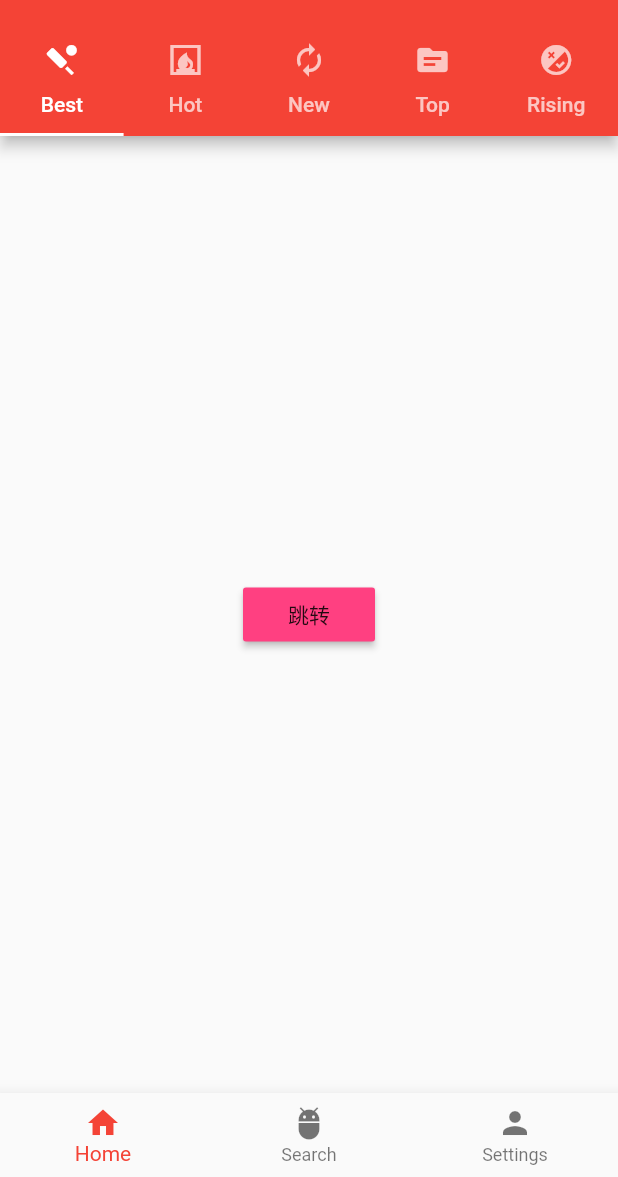
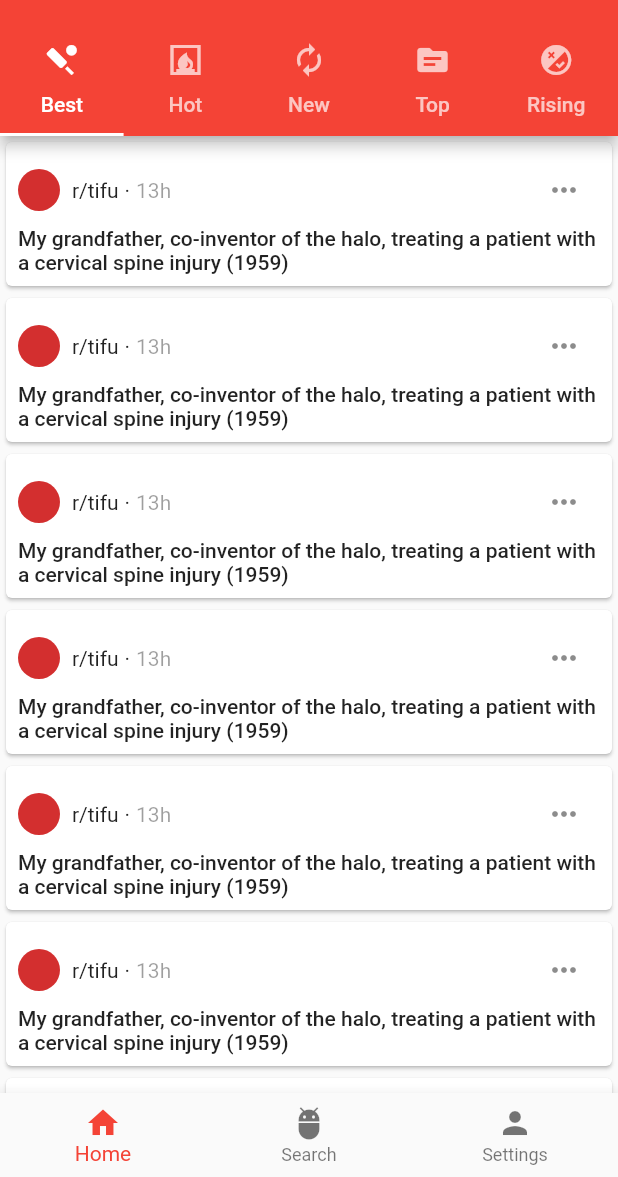
Before and after one commit to flamyoad/pyon, a Flutter app: the screen it shows after launch, on a phone screen of 412 x 824 dp, the part 59-1236 px from its top. Run offline on Flutter 3.47's test engine with Material 2 defaults, Android fonts, the phone set to English and light mode, and no system bars; our stand-ins replace dio; network calls fail; statements that could not run were skipped.

Commit message:
added Application Only OAuth for reddit

```diff
--- /dev/null
+++ b/lib/api/authorize_api.dart
@@ -0,0 +1,31 @@
+import 'dart:convert';
+import 'dart:developer';
+
+import 'package:dio/dio.dart';
+import 'package:pyon/api/credentials.dart';
+
+class AuthorizeApi {
+  static Future<String> requestAccessToken() async {
+    var dio = Dio();
+    var requestBody = FormData.fromMap({
+      'grant_type': 'https://oauth.reddit.com/grants/installed_client',
+      'device_id': 'DO_NOT_TRACK_THIS_DEVICE'
+    });
+    dio.options.contentType = Headers.formUrlEncodedContentType;
+
+    // Empty string is used as password here. "username:password" needs to be encoded in base64. Otherwise 401 will be thrown
+    var response = await dio.post('https://www.reddit.com/api/v1/access_token',
+        data: requestBody,
+        options:
+            Options(contentType: Headers.formUrlEncodedContentType, headers: {
+          'Authorization': "Basic ${base64Encode(utf8.encode(Cridentials.clientKey + ":"))}"
+        }));
+
+    if (response.statusCode == 200) {
+      var result = json.decode(response.data);
+      log(result);
+    }
+
+    return "";
+  }
+}
--- /dev/null
+++ b/lib/api/mock_api.dart
@@ -0,0 +1,19 @@
+import 'package:pyon/model/reddit_post.dart';
+
+class MockApi {
+  static List<RedditPost> getMockData() {
+    return List<RedditPost>.generate(30, (index) =>
+        RedditPost(
+            id: index,
+            headerIcon: "",
+            subredditName: "r/tifu",
+            subredditLink: "",
+            timePassed: "13h",
+            title: "My grandfather, co-inventor of the halo, treating a patient with a cervical spine injury (1959)",
+            voteCount: 15000,
+            commentCount: 600,
+            awards: List.empty()
+        )
+    );
+  }
+}
--- a/lib/main.dart
+++ b/lib/main.dart
@@ -1,4 +1,5 @@
 import 'package:flutter/material.dart';
+import 'package:pyon/api/authorize_api.dart';
 import 'package:pyon/screen/search/search_screen.dart';
 import 'package:pyon/screen/settings/settings_screen.dart';
 
@@ -12,7 +13,7 @@
   @override
   Widget build(BuildContext context) {
     return MaterialApp(
-      title: 'Flutter Demo',
+      title: 'Pyon',
       theme: ThemeData(
         primarySwatch: Colors.red,
       ),
@@ -55,6 +56,8 @@
       SearchScreen(title: widget.title),
       SettingsScreen(title: widget.title),
     ];
+
+    AuthorizeApi.requestAccessToken();
   }
 
   @override
--- /dev/null
+++ b/lib/model/reddit_post.dart
@@ -0,0 +1,40 @@
+class RedditPost {
+  // We can also define a constructor using curly braces { } to specify named parameters.
+  const RedditPost({
+    this.id,
+    this.headerIcon,
+    this.subredditName,
+    this.subredditLink,
+    this.timePassed,
+    this.title,
+    this.voteCount,
+    this.commentCount,
+    this.awards,
+  });
+
+  final int id;
+  final String headerIcon;
+  final String subredditName;
+  final String subredditLink;
+  final String timePassed;
+  final String title;
+  final int voteCount;
+  final int commentCount;
+  final List<String> awards;
+
+  /// Get the readable string of the vote count.
+  /// Example: 15200 will be converted to 15.2k
+  String getVoteCountStr() {
+    if (voteCount < 1000) return voteCount.toString();
+
+    String convertedVoteCount = (voteCount / 1000).toStringAsFixed(1);
+    return convertedVoteCount + "k";
+  }
+
+  String getCommentCountStr() {
+    if (commentCount < 1000) return commentCount.toString();
+
+    String convertedVoteCount = (commentCount / 1000).toStringAsFixed(1);
+    return convertedVoteCount + "k";
+  }
+}
--- a/lib/screen/feeds/best_feeds_tab.dart
+++ b/lib/screen/feeds/best_feeds_tab.dart
@@ -1,5 +1,8 @@
 import 'package:flutter/cupertino.dart';
 import 'package:flutter/material.dart';
+import 'package:pyon/api/mock_api.dart';
+import 'package:pyon/model/reddit_post.dart';
+import 'file:///F:/pyon/pyon/lib/widget/feeds/card_view_post.dart';
 
 class BestFeedsTab extends StatefulWidget {
   @override
@@ -8,26 +11,22 @@
   }
 }
 
-class _BestFeedsTabState extends State<BestFeedsTab> with AutomaticKeepAliveClientMixin {
+class _BestFeedsTabState extends State<BestFeedsTab>
+    with AutomaticKeepAliveClientMixin {
   @override
   bool get wantKeepAlive => true;
+
+  final List<RedditPost> posts = MockApi.getMockData();
 
   @override
   Widget build(BuildContext context) {
     super.build(context);
     return Scaffold(
-      body: Center(
-        child: Column(
-          mainAxisAlignment: MainAxisAlignment.center,
-          children: <Widget>[
-            MaterialButton(
-              child: Text("跳转"),
-              color: Colors.pinkAccent,
-              onPressed: () => {},
-            )
-          ],
-        ),
-      ),
-    );
+        body: ListView.builder(
+      itemCount: posts.length,
+      itemBuilder: (context, index) {
+        return CardViewPost(redditPost: posts.elementAt(index), onPress: () {});
+      },
+    ));
   }
 }
--- /dev/null
+++ b/lib/widget/feeds/card_view_post.dart
@@ -0,0 +1,34 @@
+import 'package:flutter/material.dart';
+import 'package:pyon/model/reddit_post.dart';
+import 'package:pyon/widget/feeds/post_header.dart';
+
+class CardViewPost extends StatelessWidget {
+  CardViewPost({@required this.redditPost, @required this.onPress});
+
+  final RedditPost redditPost;
+  final Function onPress;
+
+  @override
+  Widget build(BuildContext context) {
+    return Card(
+      child: InkWell( // InkWell supplies the ripple effect
+        onTap: () => {},
+        child: Container(
+          margin: EdgeInsets.all(8),
+          child: Column(
+            children: [
+              PostHeader(redditPost: redditPost),
+              Text(
+                redditPost.title,
+                style: TextStyle(
+                    fontWeight: FontWeight.w500,
+                    color: Colors.black87,
+                    fontSize: 14),
+              ),
+            ],
+          ),
+        ),
+      ),
+    );
+  }
+}
--- /dev/null
+++ b/lib/widget/feeds/post_footer.dart
@@ -0,0 +1,19 @@
+import 'package:flutter/cupertino.dart';
+
+class PostFooter extends StatefulWidget {
+  @override
+  State<StatefulWidget> createState() {
+    return _PostFooterState();
+  }
+}
+
+class _PostFooterState extends State<PostFooter> {
+  @override
+  Widget build(BuildContext context) {
+    return Row(
+      children: [
+
+      ],
+    );
+  }
+}
--- /dev/null
+++ b/lib/widget/feeds/post_header.dart
@@ -0,0 +1,28 @@
+import 'package:flutter/material.dart';
+import 'package:pyon/model/reddit_post.dart';
+
+class PostHeader extends StatelessWidget {
+  PostHeader({@required this.redditPost});
+
+  final RedditPost redditPost;
+
+  @override
+  Widget build(BuildContext context) {
+    return Row(children: <Widget>[
+      CircleAvatar(
+//        backgroundImage: NetworkImage(redditPost.headerIcon),
+        radius: 14,
+      ),
+      SizedBox(width: 8),
+      Expanded(child: Wrap(
+        spacing: 4,
+        children: [
+          Text(redditPost.subredditName, style: TextStyle(fontWeight: FontWeight.w400)),
+          Text("·" , style: TextStyle(fontWeight: FontWeight.w400)),
+          Text(redditPost.timePassed, style: TextStyle(color: Colors.black38))
+        ],
+      )),
+      IconButton(onPressed: () {}, icon: Icon(Icons.more_horiz, color: Colors.black45,))
+    ]);
+  }
+}
--- a/lib/widget/main_app_bar.dart
+++ b/lib/widget/main_app_bar.dart
@@ -2,6 +2,7 @@
 
 import 'package:flutter/material.dart';
 
+// https://stackoverflow.com/questions/51013430/flutter-dart-constructor
 class MainAppBar extends StatefulWidget implements PreferredSizeWidget {
   MainAppBar({Key key, this.title, this.tabItems})
       : preferredSize = Size.fromHeight(kToolbarHeight),
--- /dev/null
+++ b/lib/widget/reddit_border_button.dart
@@ -0,0 +1,10 @@
+import 'package:flutter/cupertino.dart';
+import 'package:flutter/material.dart';
+
+class RedditBorderButton extends StatelessWidget {
+  @override
+  Widget build(BuildContext context) {
+    // TODO: implement build
+    throw UnimplementedError();
+  }
+}
```
Also changed, not shown: pubspec.yaml (+1 -10 lines), pubspec.lock, 1 other file.
